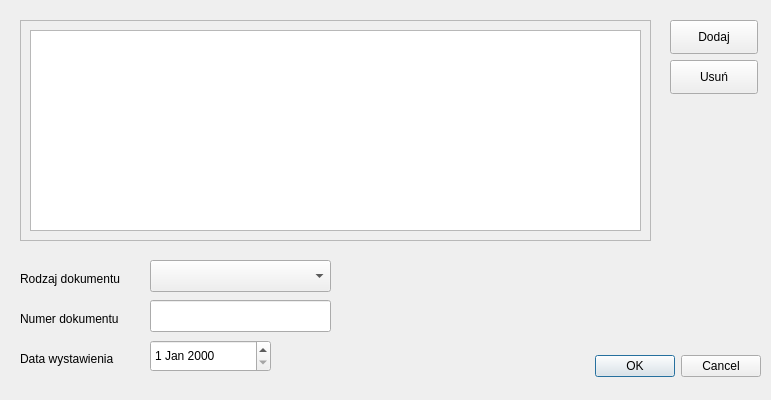
Qt form addtostore.ui (lkucz/magazyn) before a commit.
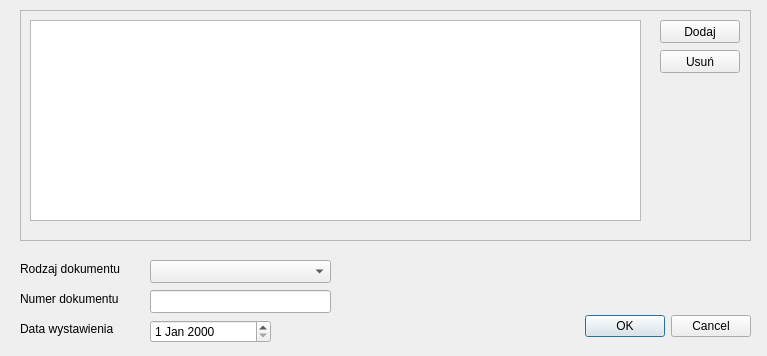
The same form after that commit.

Diff of the .ui file:
```diff
--- a/addtostore.ui
+++ b/addtostore.ui
@@ -6,8 +6,8 @@
    <rect>
     <x>0</x>
     <y>0</y>
-    <width>771</width>
-    <height>400</height>
+    <width>767</width>
+    <height>356</height>
    </rect>
   </property>
   <property name="windowTitle">
@@ -16,8 +16,8 @@
   <widget class="QDialogButtonBox" name="buttonBox">
    <property name="geometry">
     <rect>
-     <x>420</x>
-     <y>350</y>
+     <x>410</x>
+     <y>310</y>
      <width>341</width>
      <height>32</height>
     </rect>
@@ -33,9 +33,9 @@
    <property name="geometry">
     <rect>
      <x>20</x>
-     <y>20</y>
-     <width>631</width>
-     <height>221</height>
+     <y>10</y>
+     <width>731</width>
+     <height>231</height>
     </rect>
    </property>
    <property name="frameShape">
@@ -64,10 +64,10 @@
   <widget class="QPushButton" name="addButton">
    <property name="geometry">
     <rect>
-     <x>670</x>
+     <x>660</x>
      <y>20</y>
-     <width>88</width>
-     <height>34</height>
+     <width>80</width>
+     <height>23</height>
     </rect>
    </property>
    <property name="text">
@@ -77,10 +77,10 @@
   <widget class="QPushButton" name="deleteButton">
    <property name="geometry">
     <rect>
-     <x>670</x>
-     <y>60</y>
-     <width>88</width>
-     <height>34</height>
+     <x>660</x>
+     <y>50</y>
+     <width>80</width>
+     <height>23</height>
     </rect>
    </property>
    <property name="text">
@@ -91,7 +91,7 @@
    <property name="geometry">
     <rect>
      <x>20</x>
-     <y>270</y>
+     <y>260</y>
      <width>131</width>
      <height>18</height>
     </rect>
@@ -106,7 +106,7 @@
      <x>150</x>
      <y>260</y>
      <width>181</width>
-     <height>32</height>
+     <height>23</height>
     </rect>
    </property>
   </widget>
@@ -114,7 +114,7 @@
    <property name="geometry">
     <rect>
      <x>20</x>
-     <y>310</y>
+     <y>290</y>
      <width>131</width>
      <height>18</height>
     </rect>
@@ -127,9 +127,9 @@
    <property name="geometry">
     <rect>
      <x>150</x>
-     <y>300</y>
+     <y>290</y>
      <width>181</width>
-     <height>32</height>
+     <height>23</height>
     </rect>
    </property>
   </widget>
@@ -137,7 +137,7 @@
    <property name="geometry">
     <rect>
      <x>20</x>
-     <y>350</y>
+     <y>320</y>
      <width>121</width>
      <height>18</height>
     </rect>
@@ -150,9 +150,9 @@
    <property name="geometry">
     <rect>
      <x>150</x>
-     <y>340</y>
+     <y>320</y>
      <width>121</width>
-     <height>32</height>
+     <height>23</height>
     </rect>
    </property>
   </widget>
```
